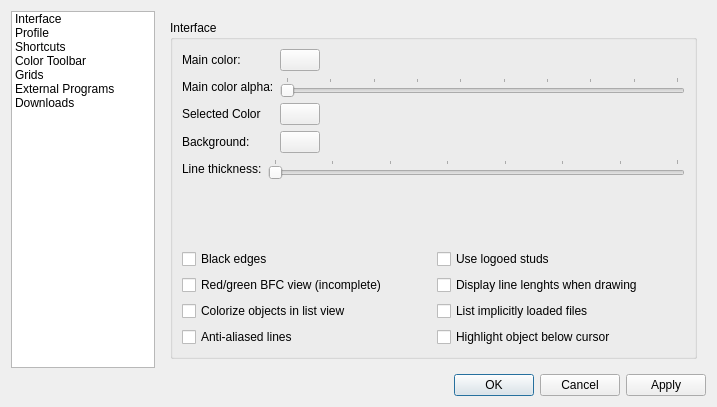
Qt form ui/config.ui (crimsondusk/ldforge) before a commit.
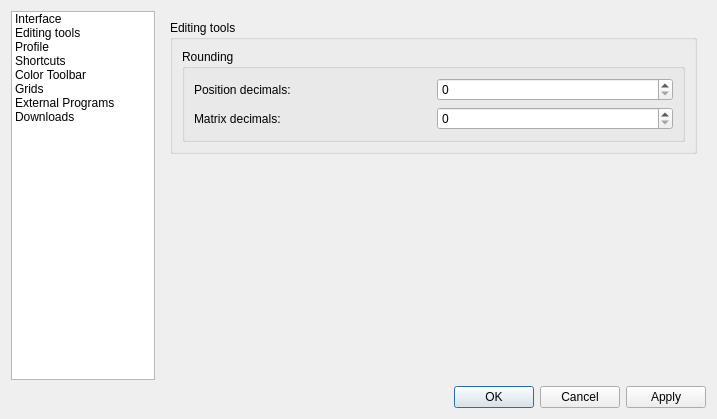
The same form after that commit. Icons and pictures are not drawn.

Commit message: - made coordinate rounding precision configurable

```diff
--- a/ui/config.ui
+++ b/ui/config.ui
@@ -7,7 +7,7 @@
     <x>0</x>
     <y>0</y>
     <width>717</width>
-    <height>407</height>
+    <height>419</height>
    </rect>
   </property>
   <property name="windowTitle">
@@ -39,6 +39,11 @@
          <string>Interface</string>
         </property>
        </item>
+       <item>
+        <property name="text">
+         <string>Editing tools</string>
+        </property>
+       </item>
        <item>
         <property name="text">
          <string>Profile</string>
@@ -74,7 +79,7 @@
      <item>
       <widget class="QStackedWidget" name="m_pages">
        <property name="currentIndex">
-        <number>0</number>
+        <number>1</number>
        </property>
        <widget class="QWidget" name="page_3">
         <layout class="QVBoxLayout" name="verticalLayout_13">
@@ -317,6 +322,65 @@
          </item>
         </layout>
        </widget>
+       <widget class="QWidget" name="page">
+        <layout class="QVBoxLayout" name="verticalLayout_6">
+         <item>
+          <widget class="QGroupBox" name="groupBox_6">
+           <property name="title">
+            <string>Editing tools</string>
+           </property>
+           <layout class="QVBoxLayout" name="verticalLayout_7">
+            <item>
+             <widget class="QGroupBox" name="groupBox_7">
+              <property name="title">
+               <string>Rounding</string>
+              </property>
+              <layout class="QVBoxLayout" name="verticalLayout_9">
+               <item>
+                <layout class="QGridLayout" name="gridLayout_2">
+                 <item row="0" column="0">
+                  <widget class="QLabel" name="label_17">
+                   <property name="text">
+                    <string>Position decimals:</string>
+                   </property>
+                  </widget>
+                 </item>
+                 <item row="0" column="1">
+                  <widget class="QSpinBox" name="roundPosition"/>
+                 </item>
+                 <item row="1" column="0">
+                  <widget class="QLabel" name="label_18">
+                   <property name="text">
+                    <string>Matrix decimals:</string>
+                   </property>
+                  </widget>
+                 </item>
+                 <item row="1" column="1">
+                  <widget class="QSpinBox" name="roundMatrix"/>
+                 </item>
+                </layout>
+               </item>
+              </layout>
+             </widget>
+            </item>
+           </layout>
+          </widget>
+         </item>
+         <item>
+          <spacer name="verticalSpacer_6">
+           <property name="orientation">
+            <enum>Qt::Vertical</enum>
+           </property>
+           <property name="sizeHint" stdset="0">
+            <size>
+             <width>20</width>
+             <height>40</height>
+            </size>
+           </property>
+          </spacer>
+         </item>
+        </layout>
+       </widget>
        <widget class="QWidget" name="page_4">
         <layout class="QVBoxLayout" name="verticalLayout_14">
          <item>
```
The commit also changes 4 other files.
